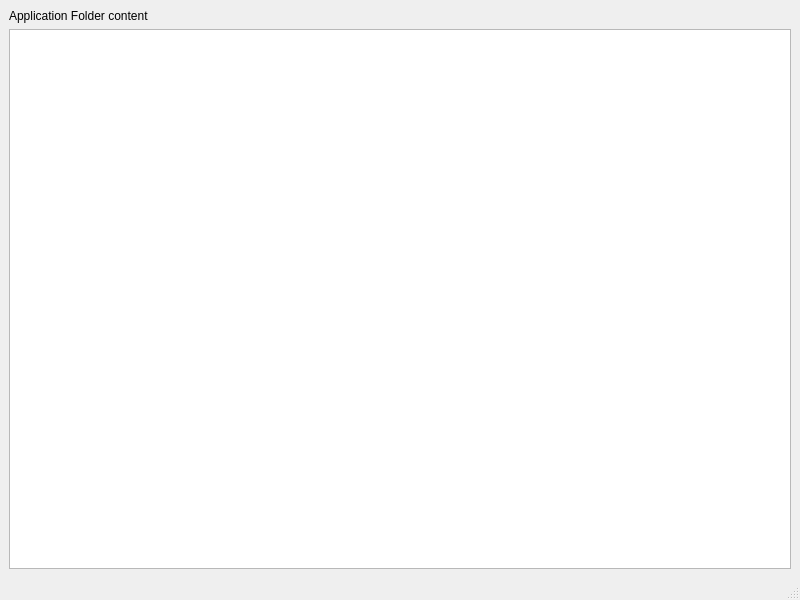
Before: the Qt Designer form Examples/CommonBasicUsage/mainwindow.ui in g-gualeni/QtNoid2, drawn with Qt 5.
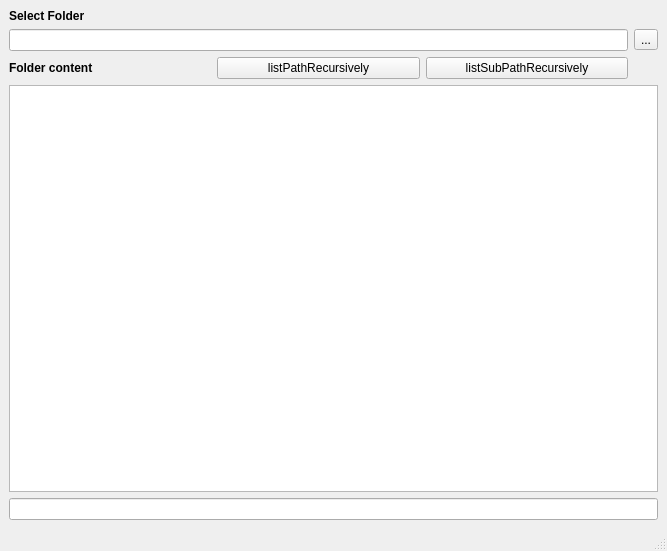
After: the same form once the commit is applied.

What changed in the file:
```diff
--- a/Examples/CommonBasicUsage/mainwindow.ui
+++ b/Examples/CommonBasicUsage/mainwindow.ui
@@ -6,8 +6,8 @@
    <rect>
     <x>0</x>
     <y>0</y>
-    <width>800</width>
-    <height>600</height>
+    <width>667</width>
+    <height>551</height>
    </rect>
   </property>
   <property name="windowTitle">
@@ -16,14 +16,66 @@
   <widget class="QWidget" name="centralwidget">
    <layout class="QVBoxLayout" name="verticalLayout">
     <item>
-     <widget class="QLabel" name="label">
-      <property name="text">
-       <string>Application Folder content</string>
-      </property>
-     </widget>
-    </item>
-    <item>
-     <widget class="QPlainTextEdit" name="plainTextEdit"/>
+     <layout class="QGridLayout" name="gridLayout">
+      <item row="0" column="0">
+       <widget class="QLabel" name="label_2">
+        <property name="font">
+         <font>
+          <bold>true</bold>
+         </font>
+        </property>
+        <property name="text">
+         <string>Select Folder</string>
+        </property>
+       </widget>
+      </item>
+      <item row="2" column="0">
+       <widget class="QLabel" name="label">
+        <property name="font">
+         <font>
+          <bold>true</bold>
+         </font>
+        </property>
+        <property name="text">
+         <string>Folder content</string>
+        </property>
+       </widget>
+      </item>
+      <item row="3" column="0" colspan="4">
+       <widget class="QPlainTextEdit" name="txtPathList"/>
+      </item>
+      <item row="1" column="3">
+       <widget class="QToolButton" name="cmdSelectFolder">
+        <property name="text">
+         <string>...</string>
+        </property>
+       </widget>
+      </item>
+      <item row="2" column="2">
+       <widget class="QPushButton" name="cmdListSubPathRecursively">
+        <property name="text">
+         <string>listSubPathRecursively</string>
+        </property>
+       </widget>
+      </item>
+      <item row="2" column="1">
+       <widget class="QPushButton" name="cmdListPathRecursively">
+        <property name="text">
+         <string>listPathRecursively</string>
+        </property>
+       </widget>
+      </item>
+      <item row="1" column="0" colspan="3">
+       <widget class="QLineEdit" name="txtFolder"/>
+      </item>
+      <item row="4" column="0" colspan="4">
+       <widget class="QLineEdit" name="txtStats">
+        <property name="readOnly">
+         <bool>true</bool>
+        </property>
+       </widget>
+      </item>
+     </layout>
     </item>
    </layout>
   </widget>
```
Left out of the diff: 2 changed lines with no effect on the pictures.
